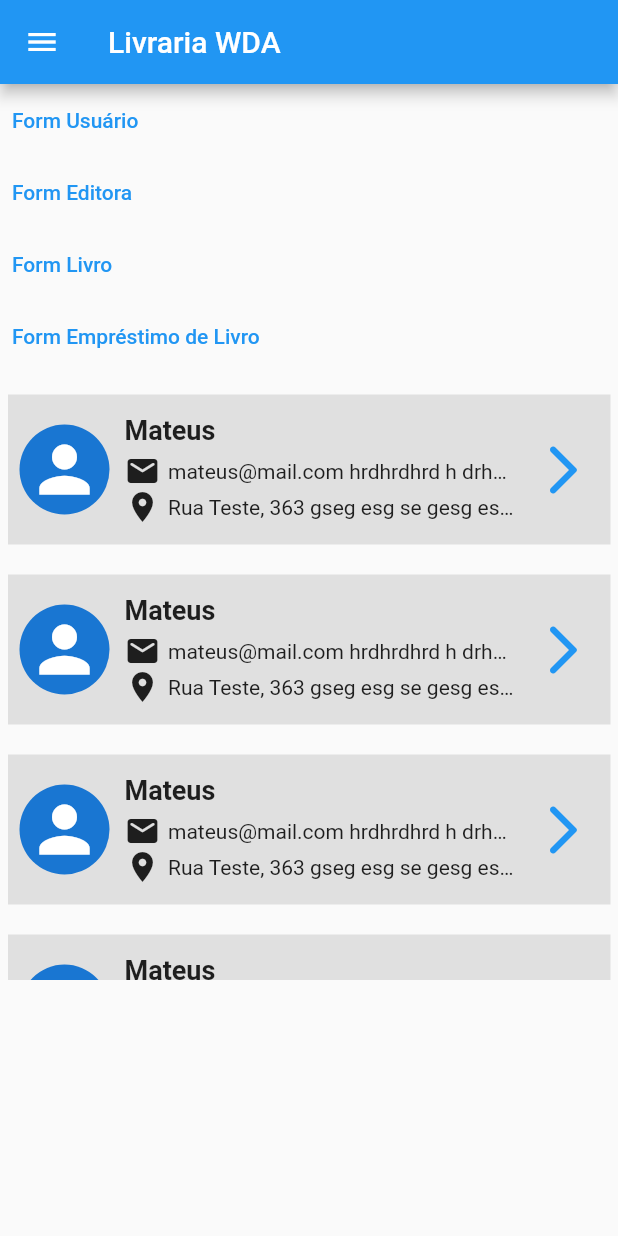
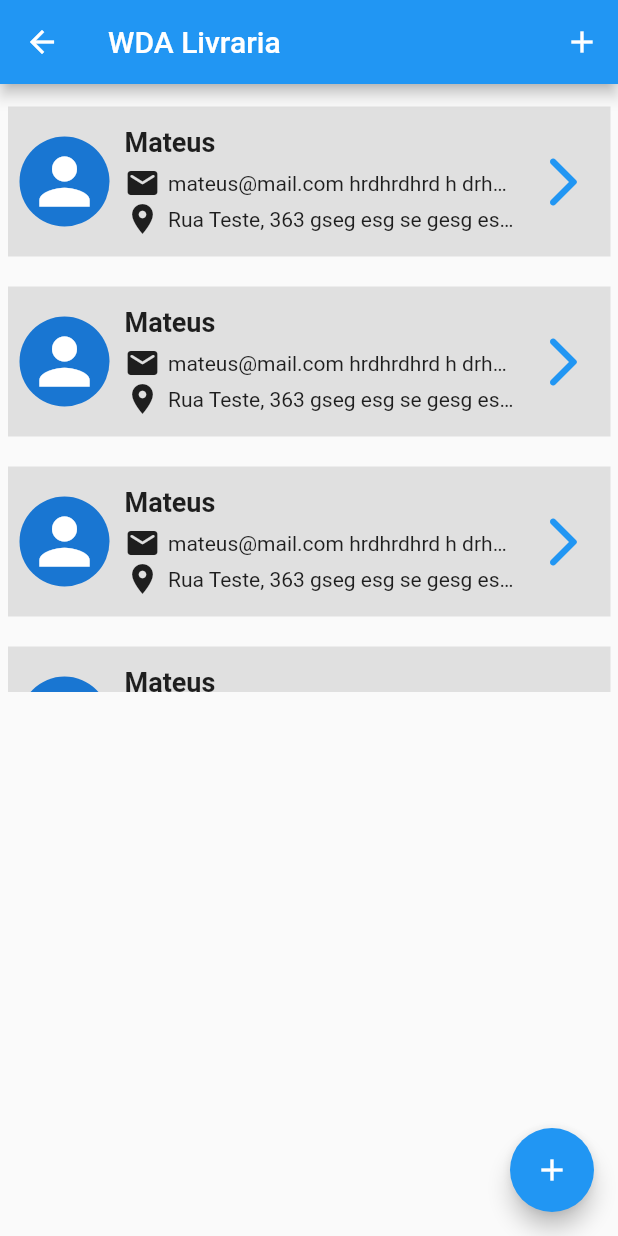
Before and after one commit to mateusmeds/locadora-livros-wda, a Flutter app: the screen it shows after launch, in the side drawer, after a tap on "Usuários", on a phone screen of 412 x 824 dp. Run offline on Flutter 3.47's test engine with Material 2 defaults, Android fonts, the phone set to English and light mode, and no system bars.

Commit message:
Linkando os menus para a tela de listagem (genérico)

```diff
--- a/lib/components/menu_drawer.dart
+++ b/lib/components/menu_drawer.dart
@@ -1,7 +1,20 @@
 import 'package:flutter/material.dart';
+import 'package:livraria_wda/components/user_list.dart';
+import 'package:livraria_wda/components/users_home.dart';
 
 class MenuDrawer extends StatelessWidget {
-  const MenuDrawer({Key? key}) : super(key: key);
+  final String title;
+
+  const MenuDrawer({required this.title, Key? key}) : super(key: key);
+
+  _openUsersListModal(BuildContext context) {
+    showModalBottomSheet(
+        isScrollControlled: true,
+        context: context,
+        builder: (ctx) {
+          return UserList();
+        });
+  }
 
   @override
   Widget build(BuildContext context) {
@@ -46,48 +59,56 @@ class MenuDrawer extends StatelessWidget {
             title: Text("Usuários"),
             trailing: Icon(Icons.arrow_forward_ios_rounded),
             onTap: () {
-              debugPrint('toquei no drawer');
-              //Fecha o menu
-              Navigator.pop(context);
+              Navigator.of(context).push(
+                MaterialPageRoute(
+                  builder: (BuildContext context) => UsersHome(title: title,),
+                ),
+              );
             },
           ),
         ),
         Container(
           color: Colors.grey[200],
           child: ListTile(
-            leading: Icon(Icons.person),
+            leading: Icon(Icons.my_library_books_rounded),
             title: Text("Editoras"),
             trailing: Icon(Icons.arrow_forward_ios_rounded),
             onTap: () {
-              debugPrint('toquei no drawer');
-              //Fecha o menu
-              Navigator.pop(context);
+              Navigator.of(context).push(
+                MaterialPageRoute(
+                  builder: (BuildContext context) => UsersHome(title: title,),
+                ),
+              );
             },
           ),
         ),
         Container(
           color: Colors.grey[200],
           child: ListTile(
-            leading: Icon(Icons.person),
+            leading: Icon(Icons.menu_book_rounded),
             title: Text("Livros"),
             trailing: Icon(Icons.arrow_forward_ios_rounded),
             onTap: () {
-              debugPrint('toquei no drawer');
-              //Fecha o menu
-              Navigator.pop(context);
+              Navigator.of(context).push(
+                MaterialPageRoute(
+                  builder: (BuildContext context) => UsersHome(title: title,),
+                ),
+              );
             },
           ),
         ),
         Container(
           color: Colors.grey[200],
           child: ListTile(
-            leading: Icon(Icons.person),
+            leading: Icon(Icons.attach_money_outlined),
             title: Text("Aluguéis"),
             trailing: Icon(Icons.arrow_forward_ios_rounded),
             onTap: () {
-              debugPrint('toquei no drawer');
-              //Fecha o menu
-              Navigator.pop(context);
+              Navigator.of(context).push(
+                MaterialPageRoute(
+                  builder: (BuildContext context) => UsersHome(title: title,),
+                ),
+              );
             },
           ),
         )
--- /dev/null
+++ b/lib/components/users_home.dart
@@ -0,0 +1,46 @@
+import 'package:flutter/material.dart';
+import 'package:livraria_wda/components/menu_drawer.dart';
+import 'package:livraria_wda/components/user_list.dart';
+import 'package:livraria_wda/components/user_register_form.dart';
+
+class UsersHome extends StatelessWidget {
+  final String title;
+
+  const UsersHome({required this.title, Key? key}) : super(key: key);
+
+  ///Função responsável por abrir a modal
+  _openUserRegisterFormModal(BuildContext context) {
+    showModalBottomSheet(
+        isScrollControlled: true,
+        context: context,
+        builder: (ctx) {
+          return UserRegisterForm();
+        });
+  }
+
+  @override
+  Widget build(BuildContext context) {
+    return Scaffold(
+      appBar: AppBar(
+        title: Text(title),
+          actions: <Widget>[
+          IconButton(
+            icon: Icon(Icons.add),
+            onPressed: () => _openUserRegisterFormModal(context),
+          )
+        ],
+      ),
+      body: SingleChildScrollView(
+        child: Column(
+          children: [
+            UserList(),
+          ],
+        ),
+      ),
+      floatingActionButton: FloatingActionButton(
+        onPressed: () => _openUserRegisterFormModal(context),
+        child: Icon(Icons.add),
+      ),
+    );
+  }
+}
--- a/lib/main.dart
+++ b/lib/main.dart
@@ -11,6 +11,7 @@ void main() {
 }
 
 class MyApp extends StatelessWidget {
+  final String title = 'WDA Livraria';
   const MyApp({Key? key}) : super(key: key);
 
   // This widget is the root of your application.
@@ -22,7 +23,7 @@ class MyApp extends StatelessWidget {
       theme: ThemeData(
         primarySwatch: Colors.blue,
       ),
-      home: const MyHomePage(title: 'Livraria WDA'),
+      home: MyHomePage(title: title),
     );
   }
 }
@@ -30,7 +31,7 @@ class MyApp extends StatelessWidget {
 class MyHomePage extends StatefulWidget {
   final String title;
 
-  const MyHomePage({required this.title, Key? key}) : super(key: key);
+  MyHomePage({required this.title, Key? key}) : super(key: key);
 
   @override
   State<MyHomePage> createState() => _MyHomePageState();
@@ -67,21 +68,6 @@ class _MyHomePageState extends State<MyHomePage> {
         });
   }
 
-  ///Função responsável por abrir a modal
-  _openUserRegisterFormModal(BuildContext context) {
-    showModalBottomSheet(
-        isScrollControlled: true,
-        context: context,
-        builder: (ctx) {
-          return UserRegisterForm();
-        });
-  }
-
-  ///Função responsável por fechar a modal
-  _closeUserRegisterFormModal(BuildContext context) {
-    Navigator.of(context).pop();
-  }
-
   @override
   Widget build(BuildContext context) {
     return Scaffold(
@@ -90,30 +76,12 @@ class _MyHomePageState extends State<MyHomePage> {
       ),
       body: SingleChildScrollView(
         child: Column(
-          crossAxisAlignment: CrossAxisAlignment.start,
           children: [
-            TextButton(
-              onPressed: () => _openUserRegisterFormModal(context),
-              child: Text("Form Usuário"),
-            ),
-            TextButton(
-              onPressed: () => _openPublisherRegisterFormModal(context),
-              child: Text("Form Editora"),
-            ),
-            TextButton(
-              onPressed: () => _openBookRegisterFormModal(context),
-              child: Text("Form Livro"),
-            ),
-            TextButton(
-              onPressed: () => _openBookRentRegisterFormModal(context),
-              child: Text("Form Empréstimo de Livro"),
-            ),
-            UserList(),
           ],
         ),
       ),
       drawer: Drawer(
-        child: MenuDrawer(),
+        child: MenuDrawer(title: widget.title,),
       ),
     );
   }
```
